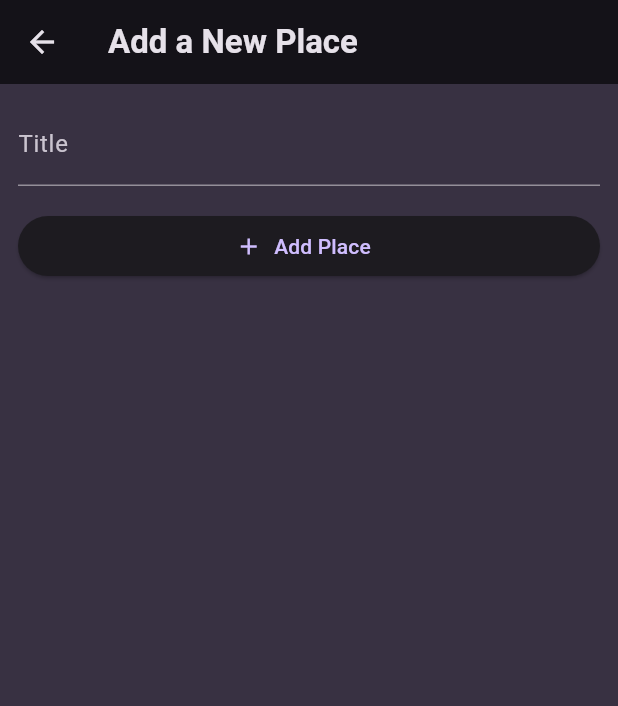
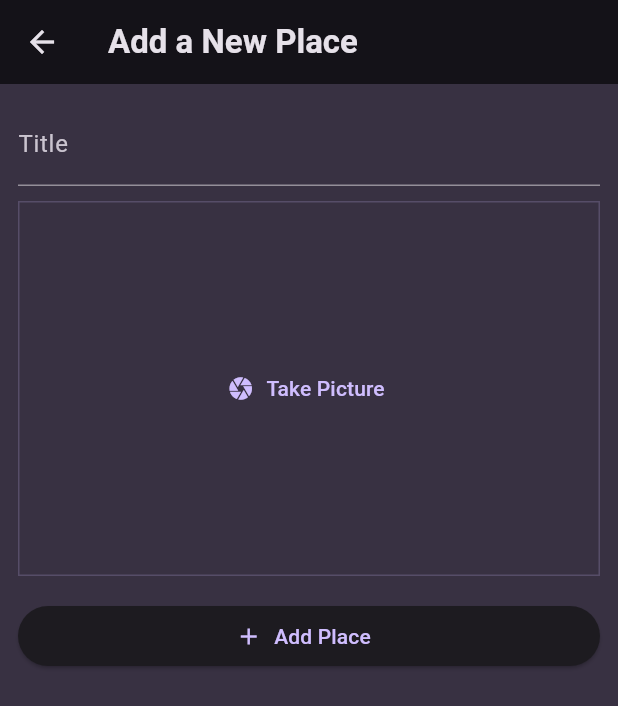
Before and after one commit to sweettirexkiller/quick_flutter_learning, a Flutter app: the AddPlaceScreen screen opened directly, after a tap on "Add Place", on a phone screen of 412 x 824 dp. Shown: the top 706 px of the screen. Run offline on Flutter 3.47's test engine with Material 3 defaults, Android fonts, the phone set to English and light mode, and no system bars; our stand-ins replace flutter_riverpod, google_fonts, image_picker, transparent_image.

Commit message:
przejscie na android studio i physical device, obsluga dodawania zdjecia

```diff
--- a/flutter_tutorial_section_13/lib/main.dart
+++ b/flutter_tutorial_section_13/lib/main.dart
@@ -40,7 +40,7 @@ class MyApp extends StatelessWidget {
     return MaterialApp(
       title: 'Great Places',
       theme: theme,
-      home: PlacesScreen(),
+      home: const PlacesScreen(),
     );
   }
 }
--- a/flutter_tutorial_section_13/lib/model/place.dart
+++ b/flutter_tutorial_section_13/lib/model/place.dart
@@ -1,10 +1,13 @@
+import 'dart:io';
+
 import 'package:uuid/uuid.dart';
 
 const uuid = Uuid();
 
 class Place {
-  Place({required  this.title}) : id = uuid.v4();
+  Place({required  this.title, required this.image}) : id = uuid.v4();
 
   final String id;
   final String title;
+  final File image;
 }
--- a/flutter_tutorial_section_13/lib/providers/user_provider.dart
+++ b/flutter_tutorial_section_13/lib/providers/user_provider.dart
@@ -1,3 +1,5 @@
+import 'dart:io';
+
 import 'package:flutter_riverpod/flutter_riverpod.dart';
 import 'package:flutter_tutorial_section_13/model/place.dart';
 
@@ -6,8 +8,8 @@ class UserPlacesNotifier extends StateNotifier<List<Place>>{
   UserPlacesNotifier() :super(const []);
 
 
-  void addPlace(String title){
-    state = [...state, Place(title: title)];
+  void addPlace(String title, File image){
+    state = [...state, Place(title: title, image: image)];
   }
 
   void removePlace(String id){
--- a/flutter_tutorial_section_13/lib/screens/add_place.dart
+++ b/flutter_tutorial_section_13/lib/screens/add_place.dart
@@ -1,6 +1,9 @@
+import 'dart:io';
+
 import 'package:flutter/material.dart';
 import 'package:flutter_riverpod/flutter_riverpod.dart';
 import 'package:flutter_tutorial_section_13/providers/user_provider.dart';
+import 'package:flutter_tutorial_section_13/widgets/image_input.dart';
 
 class AddPlaceScreen extends ConsumerStatefulWidget {
   const AddPlaceScreen({super.key});
@@ -11,14 +14,18 @@ class AddPlaceScreen extends ConsumerStatefulWidget {
 
 class _AddPlaceScreenState extends ConsumerState<AddPlaceScreen> {
   final _titleController = TextEditingController();
+  File? _pickedImage;
+
+  void _onSelectImage(File image) {
+    _pickedImage = image;
+  }
 
   void _savePlace() {
-    if(_titleController.text.trim().isEmpty || _titleController.text.length < 3 || _titleController.text.length > 20){
+    if(_titleController.text.trim().isEmpty || _titleController.text.length < 3 || _titleController.text.length > 20 || _pickedImage == null){
       return;
     }
 
-
-    ref.read(userPlacesProvider.notifier).addPlace(_titleController.text);
+    ref.read(userPlacesProvider.notifier).addPlace(_titleController.text, _pickedImage!);
     Navigator.of(context).pop();
   }
 
@@ -44,6 +51,9 @@ class _AddPlaceScreenState extends ConsumerState<AddPlaceScreen> {
               controller: _titleController,
               style: TextStyle(color: Theme.of(context).colorScheme.onBackground),
             ),
+            // image input
+            const SizedBox(height: 10),
+            ImageInput(onSelectImage: _onSelectImage,),
             const SizedBox(height: 16),
             ElevatedButton.icon(
               onPressed: _savePlace,
@@ -55,4 +65,6 @@ class _AddPlaceScreenState extends ConsumerState<AddPlaceScreen> {
       ),
     );
   }
+
+
 }
--- /dev/null
+++ b/flutter_tutorial_section_13/lib/widgets/image_input.dart
@@ -0,0 +1,69 @@
+import 'dart:io';
+
+import 'package:flutter/material.dart';
+import 'package:image_picker/image_picker.dart';
+
+class ImageInput extends StatefulWidget {
+  const ImageInput({super.key, required this.onSelectImage});
+
+  final void Function(File image) onSelectImage;
+
+  @override
+  State<ImageInput> createState() => _ImageInputState();
+}
+
+class _ImageInputState  extends State<ImageInput> {
+  File? _storedImage;
+
+  void _takePicture() async {
+    final imagePicker = ImagePicker();
+    final pickedImage = await imagePicker.pickImage(source: ImageSource.camera, maxWidth: 600, maxHeight: 600, imageQuality: 50);
+
+
+    if(pickedImage == null){
+      return;
+    }
+
+    setState(() {
+      _storedImage = File(pickedImage.path);
+    });
+
+    widget.onSelectImage(_storedImage!);
+  }
+
+
+  @override
+  Widget build(BuildContext context) {
+
+    Widget content = TextButton.icon(
+          onPressed: _takePicture,
+          icon:const Icon(Icons.camera),
+          label: const Text('Take Picture'),
+        );
+
+    if(_storedImage != null){
+      content = GestureDetector(
+        onTap: _takePicture,
+        child: Image.file(
+          _storedImage!,
+          fit: BoxFit.cover,
+          width: double.infinity,
+          height: double.infinity,
+        ),
+      );
+    }
+
+    return Container(
+        decoration: BoxDecoration(
+          border: Border.all(
+            width: 1,
+            color: Theme.of(context).colorScheme.primary.withOpacity(0.2)
+          )
+        ),
+        height: 250,
+        width: double.infinity,
+        alignment: Alignment.center,
+        child: content,
+      );
+  }
+}
--- a/flutter_tutorial_section_13/lib/widgets/places_list.dart
+++ b/flutter_tutorial_section_13/lib/widgets/places_list.dart
@@ -20,6 +20,9 @@ class PlacesList extends StatelessWidget {
     return ListView.builder(
       itemCount: places.length,
       itemBuilder: (ctx, i) => ListTile(
+        leading: CircleAvatar(
+          backgroundImage: FileImage(places[i].image),
+        ),
         title: Text(places[i].title, style: Theme.of(context).textTheme.bodyLarge!.copyWith(
           color: Theme.of(context).colorScheme.onBackground
           ),
--- a/flutter_tutorial_section_13/pubspec.yaml
+++ b/flutter_tutorial_section_13/pubspec.yaml
@@ -39,6 +39,7 @@ dependencies:
   uuid: ^4.3.3
   riverpod: ^2.5.1
   flutter_riverpod: ^2.5.1
+  image_picker: ^1.0.7
 
 dev_dependencies:
   flutter_test:
```
Also changed, not shown: flutter_tutorial_section_13/pubspec.lock, 6 other files.
